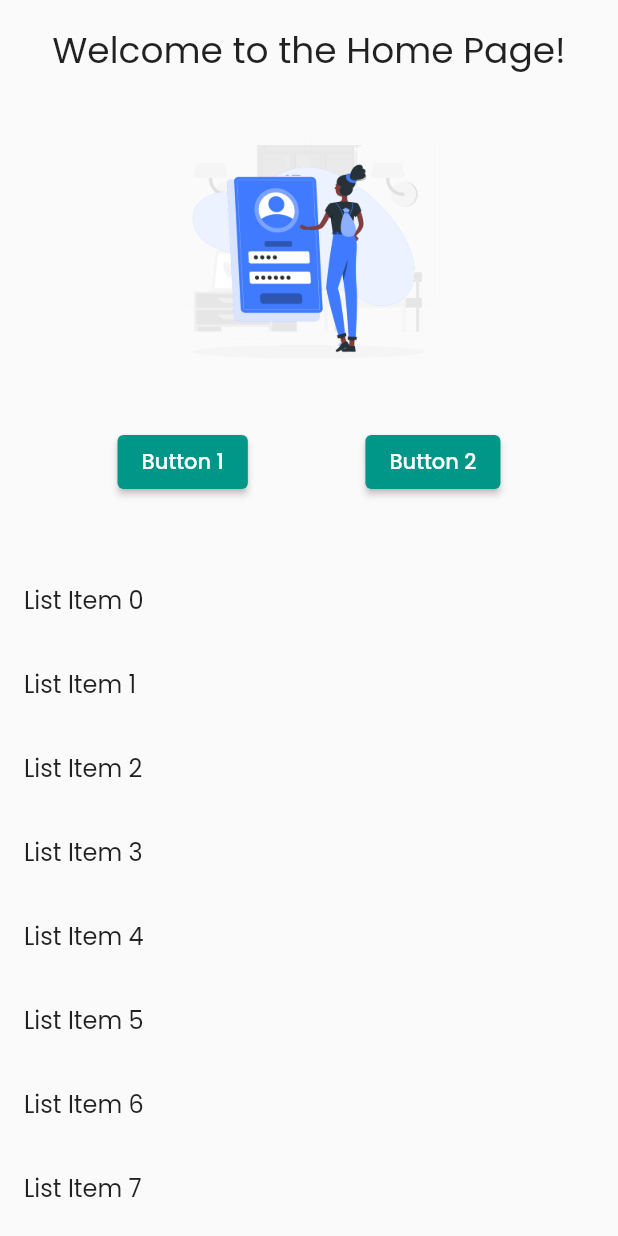
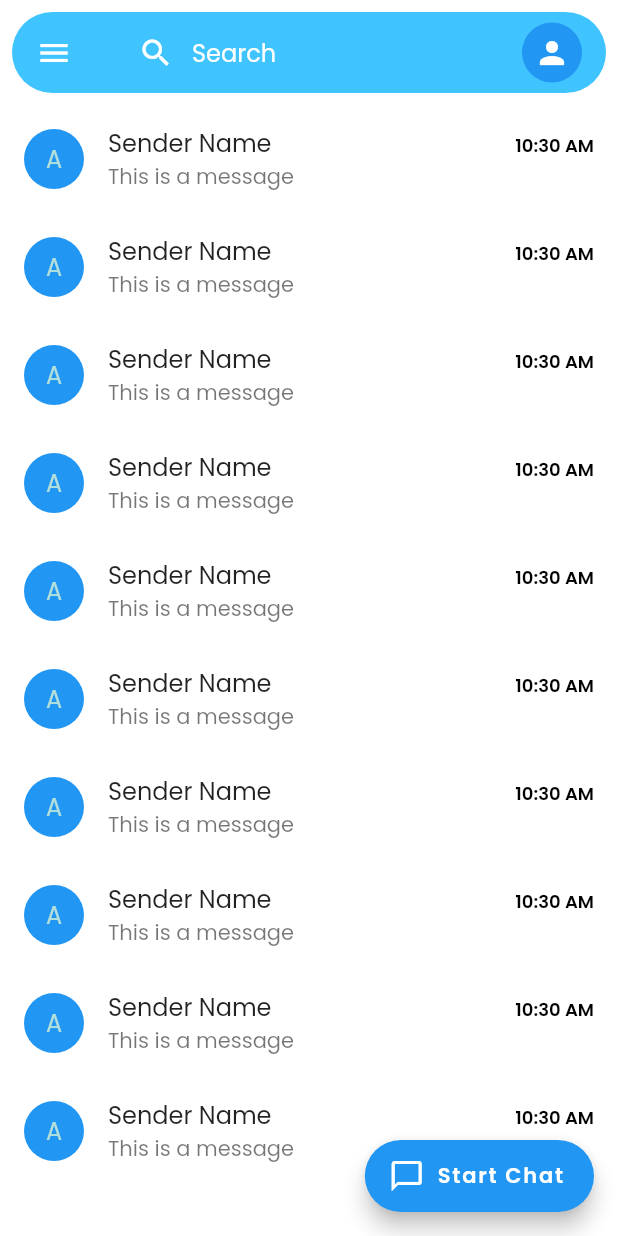
Before and after one commit to kaustav991/appOne, a Flutter app: the HomePage screen opened directly, on a phone screen of 412 x 824 dp. Run offline on Flutter 3.47's test engine with Material 2 defaults, Android fonts, the phone set to English and light mode, and no system bars; our stand-ins replace fluttertoast, google_fonts, intl_phone_field, pinput; missing offline and left inert: libphonenumber.

Commit message:
added chat home screen || linkining firebase || static OTP

```diff
--- a/app_one/lib/screens/home_page.dart
+++ b/app_one/lib/screens/home_page.dart
@@ -1,67 +1,125 @@
 import 'package:flutter/material.dart';
 
 class HomePage extends StatelessWidget {
-  const HomePage({Key? key}) : super(key: key);
-
+  final double appBarHeight = 70.0; // Set the desired height of the AppBar
   @override
   Widget build(BuildContext context) {
-    return WillPopScope(
-      onWillPop: () async {
-        // Return `false` to disable the back button
-        return false;
-      },
+    return SafeArea(
       child: Scaffold(
-        // appBar: AppBar(
-        //   title: const Text('Home'),
-        // ),
-        body: SafeArea(
-          child: Column(
-            children: [
-              const SizedBox(height: 16.0),
-              Text(
-                'Welcome to the Home Page!',
-                style: TextStyle(fontSize: 24.0),
+        backgroundColor: Colors.white,
+        drawer: const Drawer(),
+        appBar: PreferredSize(
+          preferredSize: Size.fromHeight(appBarHeight),
+          child: Padding(
+            padding: const EdgeInsets.all(8.0),
+            child: AppBar(
+              backgroundColor: Colors
+                  .lightBlueAccent, // Replace with appropriate background color
+              shape: const RoundedRectangleBorder(
+                borderRadius: BorderRadius.all(
+                  Radius.circular(
+                      30), // Set the desired border radius for the AppBar
+                ),
               ),
-              const SizedBox(height: 16.0),
-              Image.asset(
-                'assets/images/login.png', // Replace with your image asset path
-                height: 200,
-                width: 200,
+              elevation: 0.0, // Remove the AppBar shadow
+              title: Container(
+                decoration: BoxDecoration(
+                  color: Colors
+                      .transparent, // Replace with appropriate background color for the search field
+                  borderRadius: BorderRadius.circular(
+                      50), // Set the desired border radius for the search field
+                ),
+                padding: const EdgeInsets.fromLTRB(0, 8, 0, 8),
+                child: Row(
+                  children: const [
+                    Expanded(
+                      child: TextField(
+                        cursorColor: Colors
+                            .white, // Replace with the desired color for the cursor
+                        style: TextStyle(color: Colors.white),
+                        decoration: InputDecoration(
+                          hintText:
+                              'Search', // Replace with appropriate search hint text
+                          border:
+                              InputBorder.none, // Remove the TextField border
+                          prefixIcon: Icon(Icons.search,
+                              color: Colors
+                                  .white), // Replace with appropriate search icon
+                          // Customize the color of the input text
+                          hintStyle: TextStyle(
+                              color: Colors
+                                  .white), // Replace with the desired color for the hint text
+                          // Customize the color of the cursor
+                        ),
+                      ),
+                    ),
+                    CircleAvatar(
+                      backgroundColor: Colors
+                          .blue, // Replace with appropriate background color for the avatar
+                      child: Icon(Icons.person,
+                          color: Colors
+                              .white), // Replace with appropriate icon for the avatar
+                    ),
+                  ],
+                ),
               ),
-              const SizedBox(height: 16.0),
-              Row(
-                crossAxisAlignment: CrossAxisAlignment.center,
-                mainAxisAlignment: MainAxisAlignment.spaceEvenly,
-                children: [
-                  ElevatedButton(
-                    onPressed: () {
-                      // Add your logic here for button click
-                    },
-                    child: const Text('Button 1'),
-                  ),
-                  ElevatedButton(
-                    onPressed: () {
-                      // Add your logic here for button click
-                    },
-                    child: const Text('Button 2'),
-                  ),
-                ],
-              ),
-              const SizedBox(height: 40.0),
-              Expanded(
+            ),
+          ),
+        ),
+        body: Column(
+          children: [
+            Expanded(
+              child: Container(
+                color: Colors.white,
                 child: ListView.builder(
-                  itemCount:
-                      10, // Replace with the number of items in your list
-                  itemBuilder: (context, index) {
-                    // Replace with your list item widget
+                  itemCount: 10, // Replace with your actual message list
+                  itemBuilder: (BuildContext context, int index) {
                     return ListTile(
-                      title: Text('List Item $index'),
+                      leading: const CircleAvatar(
+                        backgroundColor: Colors
+                            .blue, // Replace with appropriate sender avatar
+                        child: Text(
+                            'A'), // Replace with appropriate sender initial
+                      ),
+                      title: const Text(
+                          'Sender Name'), // Replace with appropriate sender name
+                      subtitle: const Text(
+                          'This is a message'), // Replace with appropriate message text
+                      trailing: Column(
+                        crossAxisAlignment: CrossAxisAlignment.end,
+                        children: const [
+                          SizedBox(height: 10.0), // Add SizedBox for spacing
+                          Text(
+                            '10:30 AM', // Replace with appropriate message timestamp
+                            style: TextStyle(
+                                fontSize: 12.0,
+                                color: Colors.black,
+                                fontWeight: FontWeight.w600),
+                          ),
+                        ],
+                      ),
                     );
                   },
                 ),
               ),
-            ],
+            ),
+          ],
+        ),
+        floatingActionButton: FloatingActionButton.extended(
+          onPressed: () {
+            // Add your onPressed code here!
+          },
+          label: const Text(
+            'Start Chat',
+            style: TextStyle(
+              fontSize: 14, // Customize the font size
+              fontWeight: FontWeight.w600, // Customize the font weight
+              color: Colors.white, // Customize the text color
+            ),
           ),
+          icon: const Icon(Icons.messenger_outline),
+          backgroundColor: Colors.blue,
+          splashColor: Colors.lightBlueAccent,
         ),
       ),
     );
--- a/app_one/lib/screens/login_page.dart
+++ b/app_one/lib/screens/login_page.dart
@@ -81,6 +81,7 @@ class _LoginPageState extends State<LoginPage> {
   Widget build(BuildContext context) {
     return Scaffold(
       body: SingleChildScrollView(
+        child: Center(
           child: Form(
             key: _formKey,
             child: Column(children: [
@@ -128,7 +129,7 @@ class _LoginPageState extends State<LoginPage> {
                   // onTap: () => moveToHome(context),
                   onTap: () => handleGetOTP(context), // Handle button tap
                   child: AnimatedContainer(
-                  duration: const Duration(seconds: 1),
+                    duration: const Duration(milliseconds: 40),
                     width: changeButton ? 50 : 150,
                     height: 50,
                     alignment: Alignment.center,
@@ -150,6 +151,7 @@ class _LoginPageState extends State<LoginPage> {
             ]),
           ),
         ),
+      ),
     );
   }
 }
--- a/app_one/lib/screens/otp_screen.dart
+++ b/app_one/lib/screens/otp_screen.dart
@@ -34,7 +34,7 @@ class _OtpScreenState extends State<OtpScreen> {
       // Navigate to the next screen
       Future.delayed(const Duration(seconds: 2)).then((value) async {
         Navigator.of(context).push(MaterialPageRoute(
-          builder: (context) => const HomePage(),
+          builder: (context) => HomePage(),
         ));
       });
     } else {
@@ -55,10 +55,6 @@ class _OtpScreenState extends State<OtpScreen> {
         Navigator.pop(context);
       }
     }
-  }
-
-  Future<bool> _onWillPop() async {
-    return false; //<-- SEE HERE
   }
 
   @override
@@ -100,7 +96,7 @@ class _OtpScreenState extends State<OtpScreen> {
                         text: 'Please Enter code that we have sent you at ',
                         style: GoogleFonts.poppins(
                           fontSize: 14.0,
-                          color: Color(0xff808d9e),
+                          color: const Color(0xff808d9e),
                           fontWeight: FontWeight.w400,
                         ),
                       ),
@@ -108,7 +104,7 @@ class _OtpScreenState extends State<OtpScreen> {
                         text: '${widget.value}',
                         style: GoogleFonts.poppins(
                           fontSize: 14.0,
-                          color: Color(0xff005BE0),
+                          color: const Color(0xff005BE0),
                           fontWeight: FontWeight.w600,
                         ),
                       ),
@@ -121,7 +117,8 @@ class _OtpScreenState extends State<OtpScreen> {
                 SizedBox(
                   width: width,
                   child: Padding(
-                    padding: EdgeInsetsDirectional.symmetric(horizontal: 20),
+                    padding:
+                        const EdgeInsetsDirectional.symmetric(horizontal: 20),
                     child: Pinput(
                       onChanged: (input) {
                         setState(() {
@@ -145,8 +142,11 @@ class _OtpScreenState extends State<OtpScreen> {
                     ),
                   ),
                 ),
+                const SizedBox(
+                  height: 20.0,
+                ),
                 Padding(
-                  padding: EdgeInsets.all(20.0),
+                  padding: const EdgeInsets.all(20.0),
                   child: Column(
                     crossAxisAlignment: CrossAxisAlignment.start,
                     children: [
@@ -159,7 +159,7 @@ class _OtpScreenState extends State<OtpScreen> {
                           'Resend OTP',
                           style: GoogleFonts.poppins(
                             fontSize: 14.0,
-                            color: Color(0xff000000),
+                            color: const Color(0xff000000),
                             fontWeight: FontWeight.w700,
                           ),
                         ),
@@ -167,17 +167,21 @@ class _OtpScreenState extends State<OtpScreen> {
                       GestureDetector(
                         onTap: () {
                           Navigator.of(context).push(MaterialPageRoute(
-                            builder: (context) => HomePage(),
+                            builder: (context) => const LoginPage(),
                           ));
                           // Handle 'Not getting OTP? Go Back and Check the number' click here
                           // Redirect to home
                         },
-                        child: Text(
-                          'Not getting OTP? Go Back and Check the number',
-                          style: GoogleFonts.poppins(
-                            fontSize: 14.0,
-                            color: Color(0xff005BE0),
-                            fontWeight: FontWeight.w600,
+                        child: Padding(
+                          padding: const EdgeInsetsDirectional.symmetric(
+                              vertical: 15.0),
+                          child: Text(
+                            'Not getting OTP? Go Back and Check the number',
+                            style: GoogleFonts.poppins(
+                              fontSize: 14.0,
+                              color: const Color(0xff005BE0),
+                              fontWeight: FontWeight.w600,
+                            ),
                           ),
                         ),
                       ),
```
Also changed, not shown: 3 other files. Lines whose indentation alone changed are shown as unchanged.
